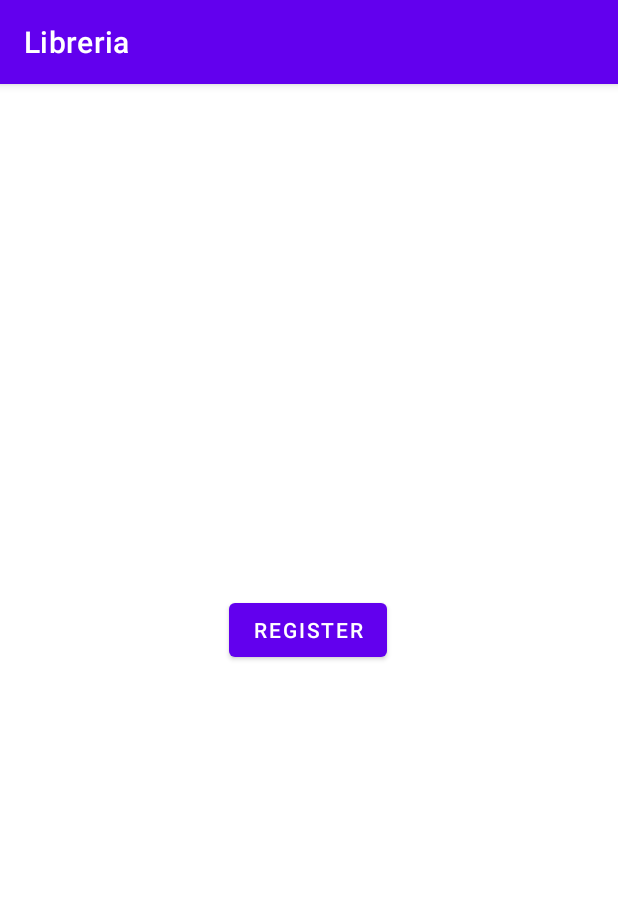
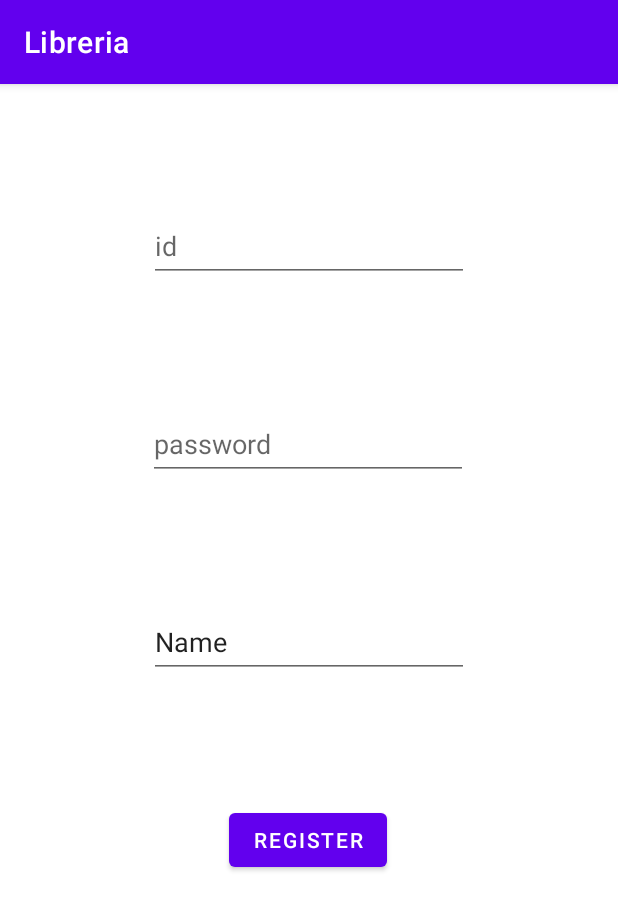
Before and after one commit to JohanRosas1327/Libreria, an Android app: the registerFragment screen opened through its navigation route, on a phone screen of 412 x 824 dp. Shown: the top 910 px of the screen. Run offline under Robolectric (Android 15) with nearby library versions, the phone set to English and light mode, and no system bars; 1 statement that could not run was skipped.

Commit message:
BD con registro

```diff
--- a/app/src/main/res/layout/fragment_register.xml
+++ b/app/src/main/res/layout/fragment_register.xml
@@ -10,10 +10,52 @@
         android:id="@+id/buttonregister2"
         android:layout_width="wrap_content"
         android:layout_height="wrap_content"
-        android:layout_marginTop="340dp"
+        android:layout_marginTop="480dp"
+        android:onClick="registrar"
         android:text="@string/textregisterbtn"
         app:layout_constraintEnd_toEndOf="parent"
         app:layout_constraintHorizontal_bias="0.498"
         app:layout_constraintStart_toStartOf="parent"
         app:layout_constraintTop_toTopOf="parent" />
+
+    <EditText
+        android:id="@+id/editTextID"
+        android:layout_width="wrap_content"
+        android:layout_height="wrap_content"
+        android:ems="10"
+        android:hint="@string/idhint"
+        android:inputType="number"
+        android:minHeight="48dp"
+        app:layout_constraintBottom_toTopOf="@+id/editTextTextPassword2"
+        app:layout_constraintEnd_toEndOf="parent"
+        app:layout_constraintStart_toStartOf="parent"
+        app:layout_constraintTop_toTopOf="parent" />
+
+    <EditText
+        android:id="@+id/editTextTextPassword2"
+        android:layout_width="wrap_content"
+        android:layout_height="wrap_content"
+        android:ems="10"
+        android:hint="@string/passwordHint"
+        android:inputType="textPassword"
+        android:minHeight="48dp"
+        app:layout_constraintBottom_toTopOf="@+id/buttonregister2"
+        app:layout_constraintEnd_toEndOf="parent"
+        app:layout_constraintHorizontal_bias="0.497"
+        app:layout_constraintStart_toStartOf="parent"
+        app:layout_constraintTop_toTopOf="parent" />
+
+    <EditText
+        android:id="@+id/editTextTextPersonName"
+        android:layout_width="wrap_content"
+        android:layout_height="wrap_content"
+        android:ems="10"
+        android:inputType="textPersonName"
+        android:minHeight="48dp"
+        android:text="@string/nameEditText"
+        app:layout_constraintBottom_toTopOf="@+id/buttonregister2"
+        app:layout_constraintEnd_toEndOf="parent"
+        app:layout_constraintStart_toStartOf="parent"
+        app:layout_constraintTop_toBottomOf="@+id/editTextTextPassword2" />
+
 </androidx.constraintlayout.widget.ConstraintLayout>
--- a/app/src/main/res/values/strings.xml
+++ b/app/src/main/res/values/strings.xml
@@ -6,4 +6,7 @@
     <string name="textregisterbtn">Register</string>
     <string name="User">Name User</string>
     <string name="text_password">User Password</string>
+    <string name="idhint">id</string>
+    <string name="passwordHint">password</string>
+    <string name="nameEditText">Name</string>
 </resources>
```
Also changed, not shown: app/src/main/java/excersice/libreria/data/DAOLibreria.java (+51 -0 lines), app/src/main/java/excersice/libreria/data/Persona.java (+17 -0 lines), app/src/main/java/excersice/libreria/registerFragment.java (+16 -0 lines).
